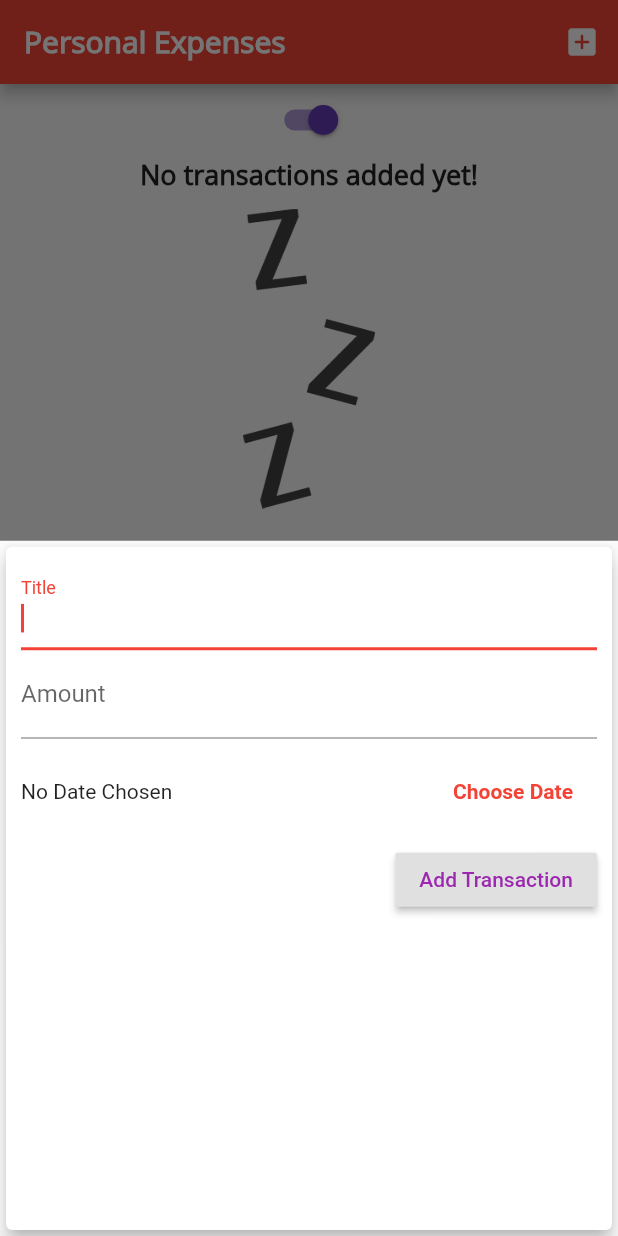
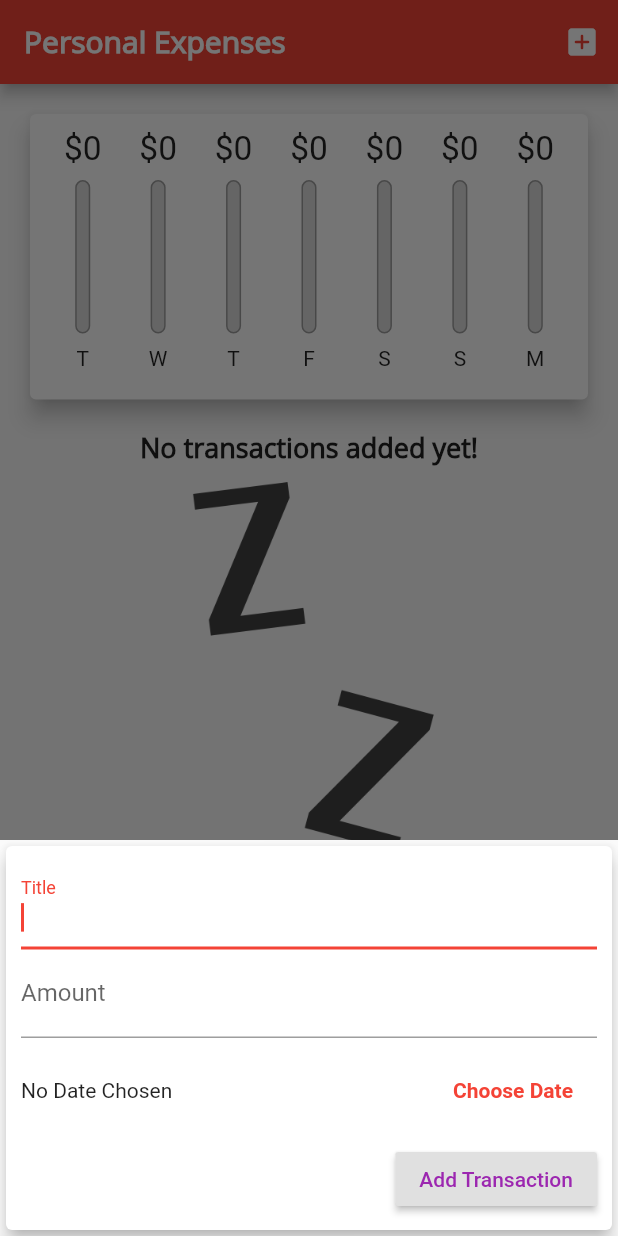
Before and after one commit to HussamKayed/Personal-Expenses-Planner, a Flutter app: the screen it shows after launch, after a tap on the "add box" icon, on a phone screen of 412 x 824 dp. Run offline on Flutter 3.47's test engine with Material 2 defaults, Android fonts, the phone set to English and light mode, and no system bars.

Commit message:
section 126

```diff
--- a/lib/main.dart
+++ b/lib/main.dart
@@ -100,6 +100,8 @@ class _MyHomePageState extends State<MyHomePage> {
 
   @override
   Widget build(BuildContext context) {
+    final isLandscape =
+        MediaQuery.of(context).orientation == Orientation.landscape;
     final appBar = AppBar(
       title: Text('Personal Expenses'),
       actions: <Widget>[
@@ -110,39 +112,50 @@ class _MyHomePageState extends State<MyHomePage> {
             icon: Icon(Icons.add_box_rounded))
       ],
     );
+    final Widget txListWidget = Container(
+        height: (MediaQuery.of(context).size.height -
+                appBar.preferredSize.height -
+                MediaQuery.of(context).padding.top) *
+            0.7,
+        child: TransactionList(_userTransactions, _deleteTransaction));
     return Scaffold(
       appBar: appBar,
-      body: ListView(
-        children: <Widget>[
+      body: ListView(children: <Widget>[
+        if (isLandscape)
           Row(
             children: [
+              Text("Show Chart", style: TextStyle(color: Colors.grey)),
               Switch(
                   hoverColor: Colors.amber.shade900,
-                  value: true,
-                  onChanged: (value) {
+                  value: _showChart,
+                  onChanged: (val) {
                     setState(() {
-                      _showChart = value;
+                      _showChart = val;
                     });
                   }),
             ],
             mainAxisAlignment: MainAxisAlignment.center,
           ),
+        if (!isLandscape)
+          Container(
+              height: (MediaQuery.of(context).size.height -
+                      appBar.preferredSize.height -
+                      MediaQuery.of(context).padding.top) *
+                  0.3,
+              child: Chart(_recentTransactions)),
+        if (!isLandscape) txListWidget,
+        if (isLandscape)
           _showChart
               ? Container(
                   height: (MediaQuery.of(context).size.height -
                           appBar.preferredSize.height -
                           MediaQuery.of(context).padding.top) *
-                      0.3,
+                      0.7,
                   child: Chart(_recentTransactions))
-              : Container(
-                  height: (MediaQuery.of(context).size.height -
-                          appBar.preferredSize.height -
-                          MediaQuery.of(context).padding.top) *
-                      0.7,
-                  child: TransactionList(_userTransactions, _deleteTransaction))
-        ],
-        // mainAxisAlignment: MainAxisAlignment.spaceAround,
-      ),
+              : txListWidget,
+      ]
+          // mainAxisAlignment: MainAxisAlignment.spaceAround,
+          ),
       floatingActionButtonLocation: FloatingActionButtonLocation.centerDocked,
       floatingActionButtonAnimator: FloatingActionButtonAnimator.scaling,
       floatingActionButton: FloatingActionButton(
--- a/lib/widgets/new_transaction.dart
+++ b/lib/widgets/new_transaction.dart
@@ -46,10 +46,15 @@ class _NewTransactionState extends State<NewTransaction> {
 
   @override
   Widget build(BuildContext context) {
-    return Card(
+    return SingleChildScrollView(
+      child: Card(
           elevation: 5,
           child: Container(
-          padding: EdgeInsets.all(10),
+            padding: EdgeInsets.only(
+                top: 10,
+                left: 10,
+                right: 10,
+                bottom: MediaQuery.of(context).viewInsets.bottom + 10),
             child: Column(
               crossAxisAlignment: CrossAxisAlignment.end,
               children: <Widget>[
@@ -89,6 +94,7 @@ class _NewTransactionState extends State<NewTransaction> {
                         style: TextStyle(color: Colors.purple)))
               ],
             ),
-        ));
+          )),
+    );
   }
 }
--- a/lib/widgets/transaction_list.dart
+++ b/lib/widgets/transaction_list.dart
@@ -13,7 +13,8 @@ class TransactionList extends StatelessWidget {
   Widget build(BuildContext context) {
     return Container(
       child: transactions.isEmpty
-          ? Column(
+          ? LayoutBuilder(builder: (context, constraints) {
+              return Column(
                 children: <Widget>[
                   Text("No transactions added yet!",
                       style: Theme.of(context).textTheme.headline6),
@@ -25,9 +26,10 @@ class TransactionList extends StatelessWidget {
                         "assets/images/waiting.png",
                         fit: BoxFit.cover,
                       ),
-                    height: 200)
+                      height: constraints.maxHeight * 0.7)
                 ],
-            )
+              );
+            })
           : ListView.builder(
               itemBuilder: (ctx, index) {
                 return Card(
```
Lines whose indentation alone changed are shown as unchanged.
